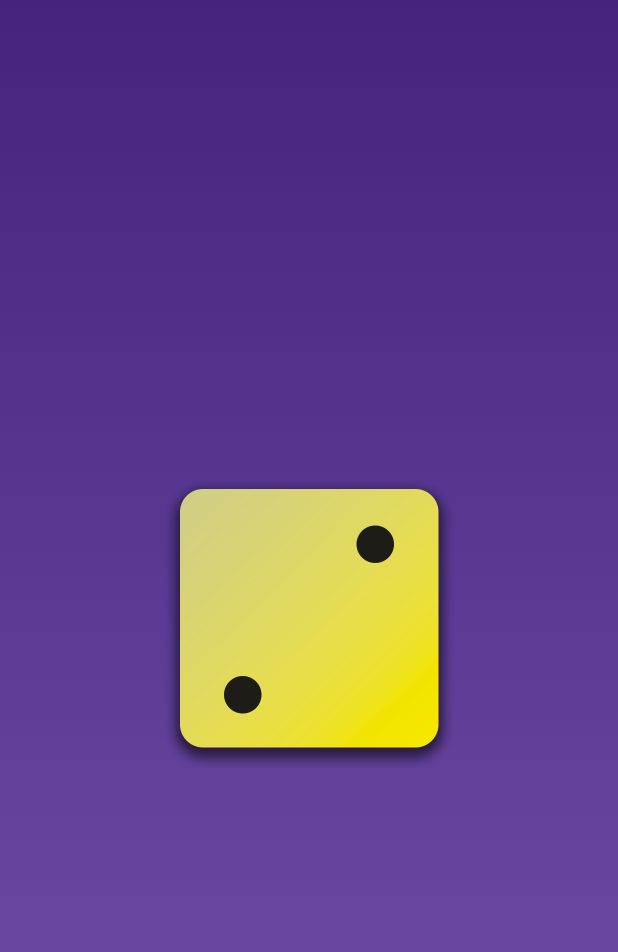
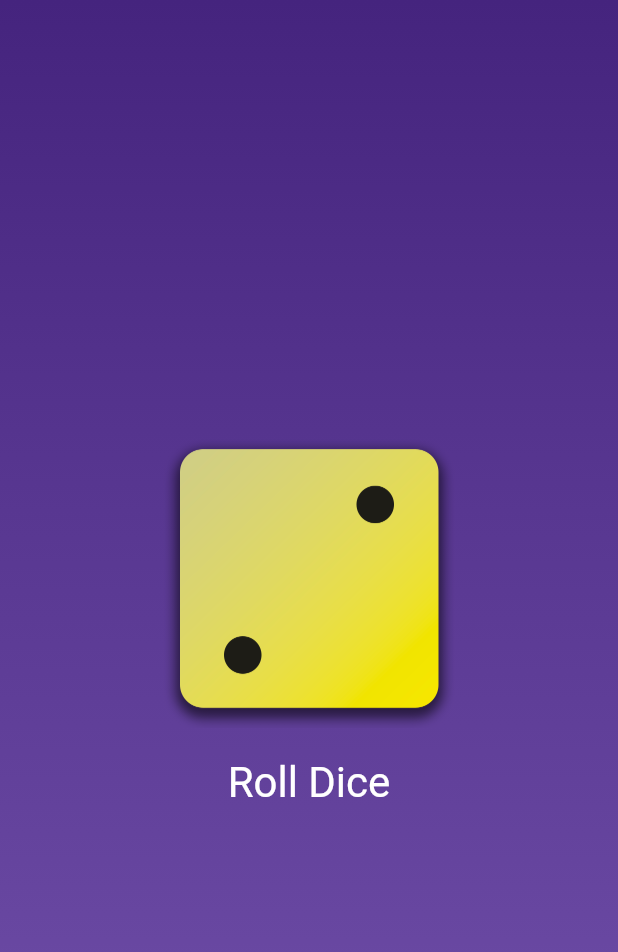
Before and after one commit to AlexFerreira10/throw-dice, a Flutter app: the screen it shows after launch, on a phone screen of 412 x 824 dp. Shown: the top 952 px of the screen. Run offline on Flutter 3.47's test engine with Material 3 defaults, Android fonts, the phone set to English and light mode, and no system bars.

Commit message:
Adding button to change dice

```diff
--- /dev/null
+++ b/lib/dice_roller.dart
@@ -0,0 +1,39 @@
+import 'package:flutter/material.dart';
+
+class DiceRoller extends StatefulWidget {
+  const DiceRoller({super.key});
+
+  @override
+  State<DiceRoller> createState() {
+    return _DiceRollerState();
+  }
+}
+
+class _DiceRollerState extends State<DiceRoller> {
+  var activeDiceImage = 'assets/images/dice-2.png';
+
+  void roolDice() {
+    setState(() {
+      activeDiceImage = 'assets/images/dice-4.png';
+    });
+  }
+
+  @override
+  Widget build(context) {
+    return Column(
+      mainAxisSize: MainAxisSize.min,
+      children: [
+        Image.asset(activeDiceImage, width: 200),
+        TextButton(
+          onPressed: roolDice,
+          style: TextButton.styleFrom(
+            padding: EdgeInsets.only(top: 20),
+            foregroundColor: Colors.white,
+            textStyle: const TextStyle(fontSize: 28),
+          ),
+          child: const Text('Roll Dice'),
+        ),
+      ],
+    );
+  }
+}
--- a/lib/gradient_container.dart
+++ b/lib/gradient_container.dart
@@ -1,4 +1,5 @@
 import 'package:flutter/material.dart';
+import 'package:throw_dice/dice_roller.dart';
 
 class GradientContainer extends StatelessWidget {
   const GradientContainer({super.key, required this.colors});
@@ -21,7 +22,6 @@
             colors: colors,
           ),
         ),
-      child: Center(child: Image.asset('assets/images/dice-2.png', width: 200)),
-    );
+        child: Center(child: DiceRoller()));
   }
 }
--- a/lib/main.dart
+++ b/lib/main.dart
@@ -3,7 +3,7 @@
 
 void main() {
   runApp(
-    MaterialApp(
+    const MaterialApp(
       home: Scaffold(body: GradientContainer.purple()),
     ),
   );
```
Lines whose indentation alone changed are shown as unchanged.
